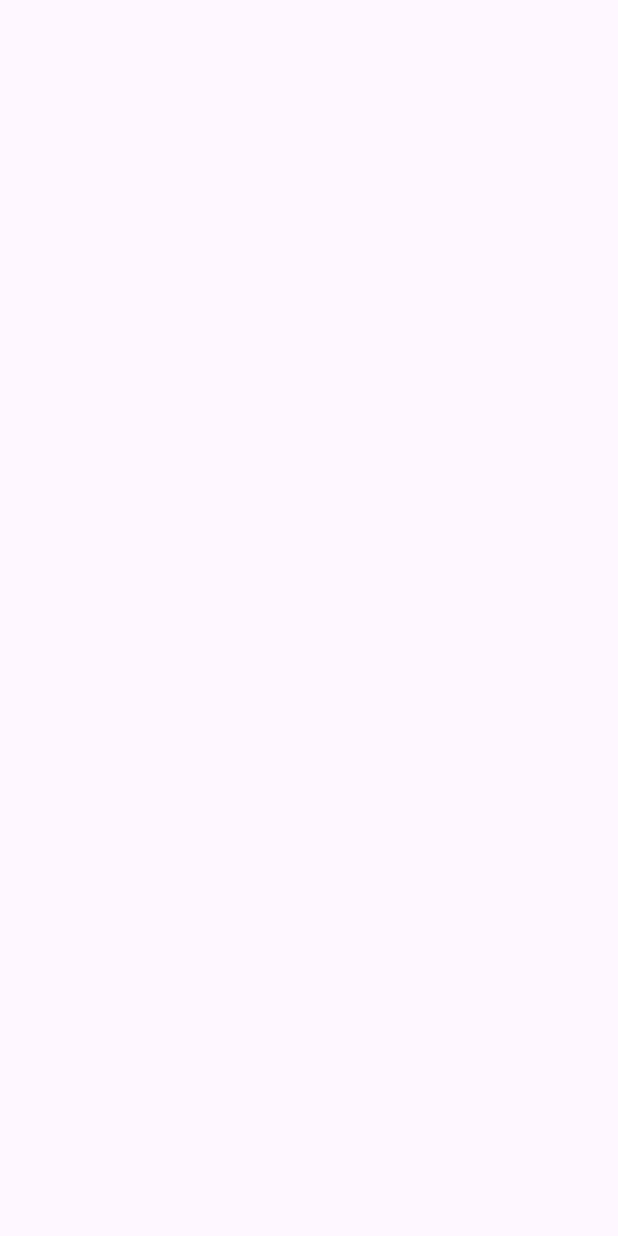
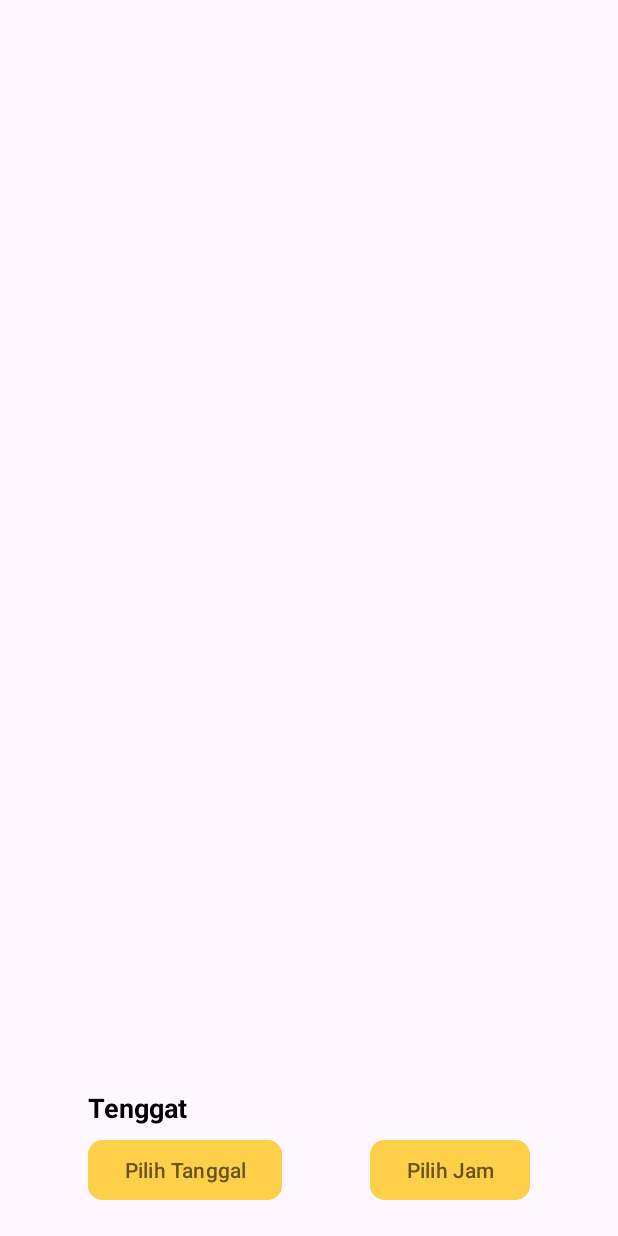
Before and after one commit to Bersama-Team/Tugas-Besar-Pemrograman-Mobile, an Android app: the DetailTugasActivity screen opened directly, with no data from a screen before it, on a phone screen of 412 x 824 dp. Before the commit the screen is empty. Run offline under Robolectric (Android 15) with nearby library versions, the phone set to English and light mode, and no system bars.

Commit message:
membuat button tenggat waktu, dengan pilih tanggal dan pilih jam

```diff
--- a/app/src/main/java/com/example/tugasbesarpemrogramanmobile/DetailTugasActivity.kt
+++ b/app/src/main/java/com/example/tugasbesarpemrogramanmobile/DetailTugasActivity.kt
@@ -1,11 +1,76 @@
 package com.example.tugasbesarpemrogramanmobile
 
+import android.app.DatePickerDialog
+import android.app.TimePickerDialog
 import androidx.appcompat.app.AppCompatActivity
 import android.os.Bundle
+import android.widget.DatePicker
+import android.widget.TimePicker
+import android.widget.Button
+import android.widget.TextView
+import java.util.Calendar
 
-class DetailTugasActivity : AppCompatActivity() {
+class DetailTugasActivity : AppCompatActivity(), DatePickerDialog.OnDateSetListener, TimePickerDialog.OnTimeSetListener {
+
+    var day = 0
+    var month = 0
+    var year = 0
+    var hour = 0
+    var minute = 0
+
+    var savedDay = 0
+    var savedMonth = 0
+    var savedYear = 0
+    var savedHour = 0
+    var savedMinute = 0
+
     override fun onCreate(savedInstanceState: Bundle?) {
         super.onCreate(savedInstanceState)
         setContentView(R.layout.detail_tugas)
+        pickDate()
+        pickTime()
+    }
+
+    private fun getDateCalendar(){
+        val cal = Calendar.getInstance()
+        day = cal.get(Calendar.DAY_OF_MONTH)
+        month = cal.get(Calendar.MONTH)
+        year = cal.get(Calendar.YEAR)
+        hour = cal.get(Calendar.HOUR)
+        minute = cal.get(Calendar.MINUTE)
+    }
+
+    private fun pickDate() {
+        val btn_datePicker = findViewById<Button>(R.id.btn_datePicker)
+        btn_datePicker.setOnClickListener {
+            getDateCalendar()
+
+            DatePickerDialog(this,this,year,month,day).show()
+        }
+    }
+
+    override fun onDateSet(view: DatePicker?, year: Int, month: Int, dayOfMonth: Int) {
+        savedDay = dayOfMonth
+        savedMonth = month +1
+        savedYear = year
+
+        getDateCalendar()
+        val btn_datePicker = findViewById<Button>(R.id.btn_datePicker)
+        btn_datePicker.text = "$savedDay-$savedMonth-$savedYear"
+    }
+
+    private fun pickTime() {
+        val btn_timePicker = findViewById<Button>(R.id.btn_timePicker)
+        btn_timePicker.setOnClickListener {
+
+            TimePickerDialog(this, this, hour, minute, true).show()
+        }
+    }
+    override fun onTimeSet(view: TimePicker?, hourOfDay: Int, minute: Int) {
+        savedHour = hourOfDay
+        savedMinute = minute
+        val btn_timePicker = findViewById<Button>(R.id.btn_timePicker)
+        btn_timePicker.text = " $savedHour : $savedMinute"
+
     }
 }
--- a/app/src/main/res/layout/detail_tugas.xml
+++ b/app/src/main/res/layout/detail_tugas.xml
@@ -6,4 +6,53 @@
     android:layout_height="match_parent"
     tools:context=".DetailTugasActivity">
 
+
+    <TextView
+        android:id="@+id/textTenggat"
+        android:layout_width="wrap_content"
+        android:layout_height="wrap_content"
+        android:text="Tenggat"
+        android:textColor="#000000"
+        android:textSize="18sp"
+        android:textStyle="bold"
+        app:layout_constraintBottom_toTopOf="@+id/btn_datePicker"
+        app:layout_constraintStart_toStartOf="@+id/btn_datePicker"
+        android:layout_marginBottom="5dp" />
+
+
+    <Button
+        android:id="@+id/btn_datePicker"
+        android:layout_width="0dp"
+        android:layout_height="wrap_content"
+        android:text="Pilih Tanggal"
+        app:layout_constraintStart_toStartOf="parent"
+        app:layout_constraintEnd_toStartOf="@+id/btn_timePicker"
+        app:layout_constraintBottom_toBottomOf="parent"
+        app:layout_constraintHorizontal_bias="0.5"
+        app:layout_constraintWidth_default="wrap"
+        android:layout_marginBottom="20dp"
+        android:textColor="#66531D"
+        app:cornerRadius="10dp"
+        android:backgroundTint="#FED049"/>
+
+    <Button
+        android:id="@+id/btn_timePicker"
+        android:layout_width="0dp"
+        android:layout_height="wrap_content"
+        android:text="Pilih Jam"
+        app:layout_constraintStart_toEndOf="@+id/btn_datePicker"
+        app:layout_constraintEnd_toEndOf="parent"
+        app:layout_constraintBottom_toBottomOf="parent"
+        app:layout_constraintHorizontal_bias="0.5"
+        app:layout_constraintWidth_default="wrap"
+        android:layout_marginBottom="20dp"
+        android:textColor="#66531D"
+        app:cornerRadius="10dp"
+        android:backgroundTint="#FED049"
+        />
+
+
+
+
+
 </androidx.constraintlayout.widget.ConstraintLayout>
```
Also changed, not shown: app/src/main/java/com/example/tugasbesarpemrogramanmobile/MainActivity.kt (+8 -0 lines), app/src/main/res/layout/activity_main.xml (+10 -1 lines).
